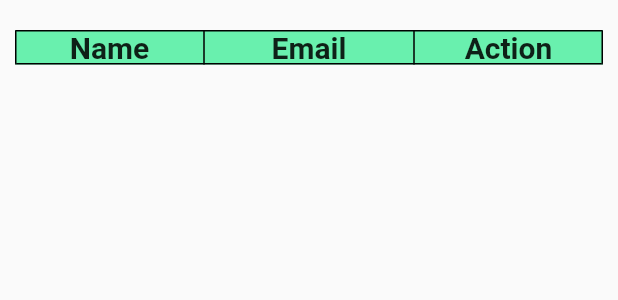
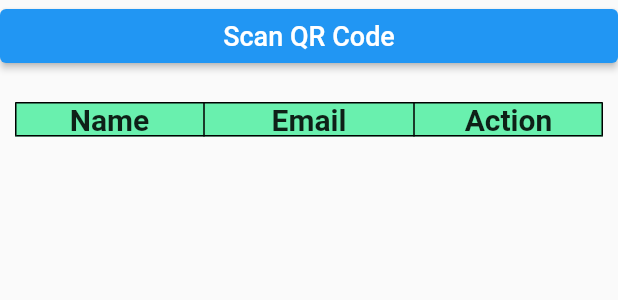
Before and after one commit to PranavMasekar/FireStrore-CRUD, a Flutter app: the ListStudentPage widget shown alone on an empty page, opened directly, on a phone screen of 412 x 824 dp. Shown: the top 300 px of the screen. Run offline on Flutter 3.47's test engine with Material 2 defaults, Android fonts, the phone set to English and light mode, and no system bars; our stand-ins replace barcode_widget, cloud_firestore, firebase_auth, firebase_core, flutter_signin_button, google_sign_in; missing offline and left inert: flutter_barcode_scanner; accounts and stored records are empty; network calls fail.

Commit message:
Changed the RoadMap

```diff
--- a/lib/pages/liststudent.dart
+++ b/lib/pages/liststudent.dart
@@ -1,6 +1,6 @@
 import 'package:cloud_firestore/cloud_firestore.dart';
 import 'package:flutter/material.dart';
-
+import 'package:firestore_project/pages/QRCodeScanner.dart';
 import 'UpdateStudentPage.dart';
 
 class ListStudentPage extends StatefulWidget {
@@ -39,7 +39,26 @@ class _ListStudentPageState extends State<ListStudentPage> {
           store.add(a);
           a['id'] = document.id;
         }).toList();
-        return Container(
+        return ListView(
+          children: [
+            Container(
+              child: ElevatedButton(
+                onPressed: () => {
+                  Navigator.push(
+                    context,
+                    MaterialPageRoute(
+                      builder: (context) => QRCodeScanner(),
+                    ),
+                  )
+                },
+                child: Text(
+                  'Scan QR Code',
+                  style: TextStyle(fontSize: 18.0),
+                ),
+                style: ElevatedButton.styleFrom(primary: Colors.blue),
+              ),
+            ),
+            Container(
               margin: EdgeInsets.symmetric(horizontal: 10, vertical: 20),
               child: SingleChildScrollView(
                 scrollDirection: Axis.vertical,
@@ -156,6 +175,8 @@ class _ListStudentPageState extends State<ListStudentPage> {
                   ],
                 ),
               ),
+            ),
+          ],
         );
       },
     );
--- a/lib/pages/login.dart
+++ b/lib/pages/login.dart
@@ -2,6 +2,7 @@ import 'package:firebase_auth/firebase_auth.dart';
 import 'package:firestore_project/Authentication/auth.dart';
 import 'package:flutter/material.dart';
 import 'package:flutter_signin_button/flutter_signin_button.dart';
+import 'package:firestore_project/pages/addstudent.dart';
 import 'home.dart';
 
 class LoginPage extends StatefulWidget {
@@ -31,7 +32,7 @@ class _LoginPageState extends State<LoginPage> {
     Navigator.pushReplacement(
       context,
       MaterialPageRoute(
-        builder: (context) => HomePage(),
+        builder: (context) => AddStudentPage(),
       ),
     );
   }
```
Also changed, not shown: lib/main.dart (+4 -3 lines), lib/pages/addstudent.dart (+8 -1 lines), lib/pages/drawer.dart (+25 -0 lines), lib/pages/home.dart (+1 -19 lines). Lines whose indentation alone changed are shown as unchanged.
